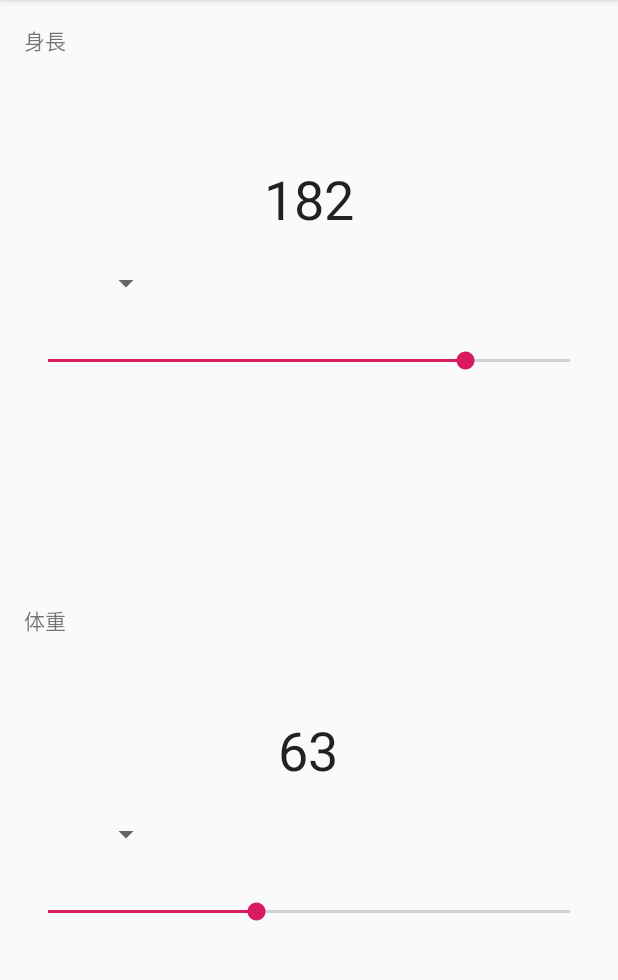
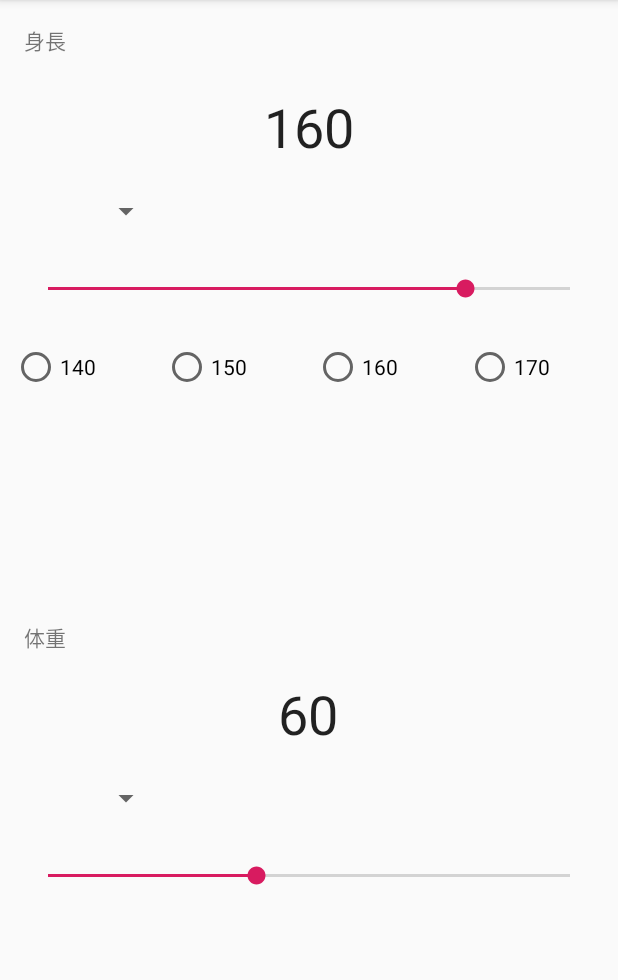
Before and after one commit to IkezawaYuki/MySize, an Android app: the HeightActivity screen opened directly, with no data from a screen before it, on a phone screen of 412 x 824 dp, the part 84-1064 px from its top. Run offline under Robolectric (Android 15) with nearby library versions, the phone set to English and light mode, and no system bars.

Commit message:
modified file

```diff
--- a/app/src/main/java/com/example/myapplication/HeightActivity.kt
+++ b/app/src/main/java/com/example/myapplication/HeightActivity.kt
@@ -2,9 +2,13 @@ package com.example.myapplication
 
 import androidx.appcompat.app.AppCompatActivity
 import android.os.Bundle
+import android.preference.PreferenceManager
 import android.view.View
 import android.widget.AdapterView
+import android.widget.RadioButton
+import android.widget.SeekBar
 import android.widget.Spinner
+import androidx.core.content.edit
 import kotlinx.android.synthetic.main.activity_height.*
 
 class HeightActivity : AppCompatActivity() {
@@ -28,9 +32,31 @@ class HeightActivity : AppCompatActivity() {
                 }
             }
 
+        val pref = PreferenceManager.getDefaultSharedPreferences(this)
+        val heightVal = pref.getInt("HEIGHT", 160)
+        height.text = heightVal.toString()
+        seekBar_height.progress = heightVal
+
+        seekBar_height.setOnSeekBarChangeListener(
+            object : SeekBar.OnSeekBarChangeListener {
+                override fun onProgressChanged(seekBar: SeekBar?, progress: Int, fromUser: Boolean) {
+                    height.text = progress.toString()
+                }
+
+                override fun onStartTrackingTouch(p0: SeekBar?) {
+
+                }
+
+                override fun onStopTrackingTouch(p0: SeekBar?) {
+
+                }
+
+            }
+        )
+
         spinner_weight.onItemSelectedListener =
             object : AdapterView.OnItemSelectedListener{
-                override fun onItemSelected(p0: AdapterView<*>?, p1: View?, p2: Int, p3: Long) {
+                override fun onItemSelected(parent: AdapterView<*>?, view: View?, position: Int, id: Long) {
                     val spinner_weight = parent as? Spinner
                     val item = spinner_weight?.selectedItem as? String
                     item?.let {
@@ -43,6 +69,37 @@ class HeightActivity : AppCompatActivity() {
                 }
             }
 
+        val weightVal = pref.getInt("WEIGHT", 60)
+        weight.text = weightVal.toString()
+        seekBar_weight.progress = weightVal
 
+        seekBar_weight.setOnSeekBarChangeListener(
+            object : SeekBar.OnSeekBarChangeListener{
+                override fun onProgressChanged(seekBar: SeekBar?, progress: Int, fromUser: Boolean) {
+                    weight.text = progress.toString()
+                }
+
+                override fun onStartTrackingTouch(p0: SeekBar?) {
+
+                }
+
+                override fun onStopTrackingTouch(p0: SeekBar?) {
+
+                }
+            }
+        )
+
+        radioGroup.setOnCheckedChangeListener{
+            group, checkedId -> height.text = findViewById<RadioButton>(checkedId).text
+        }
+    }
+
+    override fun onPause() {
+        super.onPause()
+        val pref = PreferenceManager.getDefaultSharedPreferences(this)
+        pref.edit {
+            putInt("HEIGHT", height.text.toString().toInt())
+            putInt("WEIGHT", weight.text.toString().toInt())
+        }
     }
 }
--- a/app/src/main/java/com/example/myapplication/MainActivity.kt
+++ b/app/src/main/java/com/example/myapplication/MainActivity.kt
@@ -1,5 +1,6 @@
 package com.example.myapplication
 
+import android.content.Intent
 import androidx.appcompat.app.AppCompatActivity
 import android.os.Bundle
 import android.preference.PreferenceManager
@@ -26,6 +27,11 @@ class MainActivity : AppCompatActivity() {
         save.setOnClickListener {
             onSaveTapped()
         }
+
+        heightButton.setOnClickListener {
+            val intent = Intent(this, HeightActivity::class.java)
+            startActivity(intent)
+        }
     }
 
     private fun onSaveTapped(){
--- a/app/src/main/res/layout/activity_height.xml
+++ b/app/src/main/res/layout/activity_height.xml
@@ -18,15 +18,15 @@
             android:layout_width="wrap_content"
             android:layout_height="wrap_content"
             app:layout_constraintStart_toStartOf="parent" android:layout_marginStart="16dp"
-            android:id="@+id/textView2" app:layout_constraintBottom_toBottomOf="parent"
-            android:layout_marginBottom="344dp"/>
+            android:id="@+id/textView2"
+            app:layout_constraintBottom_toTopOf="@+id/weight" android:layout_marginBottom="16dp"/>
     <TextView
             android:text="182"
             android:layout_width="wrap_content"
             android:layout_height="wrap_content"
             app:layout_constraintStart_toStartOf="parent" app:layout_constraintEnd_toEndOf="parent"
             android:id="@+id/height" android:textAppearance="@style/TextAppearance.AppCompat.Large"
-            android:textSize="36sp" app:layout_constraintTop_toTopOf="parent" android:layout_marginTop="108dp"/>
+            android:textSize="36sp" app:layout_constraintTop_toTopOf="parent" android:layout_marginTop="60dp"/>
     <TextView
             android:text="63"
             android:layout_width="wrap_content"
@@ -34,7 +34,7 @@
             app:layout_constraintStart_toStartOf="parent" app:layout_constraintEnd_toEndOf="parent"
             android:id="@+id/weight" android:textAppearance="@style/TextAppearance.AppCompat.Large"
             android:textSize="36sp" app:layout_constraintBottom_toBottomOf="parent"
-            android:layout_marginBottom="244dp" app:layout_constraintHorizontal_bias="0.498"/>
+            android:layout_marginBottom="268dp" app:layout_constraintHorizontal_bias="0.498"/>
     <Spinner
             android:layout_width="100dp"
             android:layout_height="48dp"
@@ -62,4 +62,28 @@
             app:layout_constraintEnd_toEndOf="parent" android:layout_marginEnd="16dp"
             app:layout_constraintTop_toBottomOf="@+id/spinner_weight" android:layout_marginTop="16dp"
             android:max="150" android:progress="60"/>
+    <RadioGroup
+            android:layout_width="0dp"
+            android:layout_height="wrap_content"
+            android:id="@+id/radioGroup" android:orientation="horizontal" app:layout_constraintEnd_toEndOf="parent"
+            app:layout_constraintStart_toStartOf="parent" android:layout_marginStart="8dp"
+            app:layout_constraintTop_toBottomOf="@+id/seekBar_height" android:layout_marginTop="24dp">
+        <RadioButton
+                android:text="140"
+                android:layout_width="wrap_content"
+                android:layout_height="wrap_content" android:id="@+id/height1" android:layout_weight="1"/>
+        <RadioButton
+                android:text="150"
+                android:layout_width="wrap_content"
+                android:layout_height="wrap_content" android:id="@+id/height2" android:layout_weight="1"
+        />
+        <RadioButton
+                android:text="160"
+                android:layout_width="wrap_content"
+                android:layout_height="wrap_content" android:id="@+id/height3" android:layout_weight="1"/>
+        <RadioButton
+                android:text="170"
+                android:layout_width="wrap_content"
+                android:layout_height="wrap_content" android:id="@+id/height4" android:layout_weight="1"/>
+    </RadioGroup>
 </androidx.constraintlayout.widget.ConstraintLayout>
--- a/app/src/main/res/layout/activity_main.xml
+++ b/app/src/main/res/layout/activity_main.xml
@@ -64,6 +64,6 @@
             android:layout_width="wrap_content"
             android:layout_height="wrap_content" app:srcCompat="@drawable/ic_height"
             app:layout_constraintTop_toTopOf="parent"
-            android:layout_marginTop="16dp" android:id="@+id/imageButton" app:layout_constraintEnd_toEndOf="parent"
+            android:layout_marginTop="16dp" android:id="@+id/heightButton" app:layout_constraintEnd_toEndOf="parent"
             android:layout_marginEnd="16dp"/>
 </androidx.constraintlayout.widget.ConstraintLayout>
```
